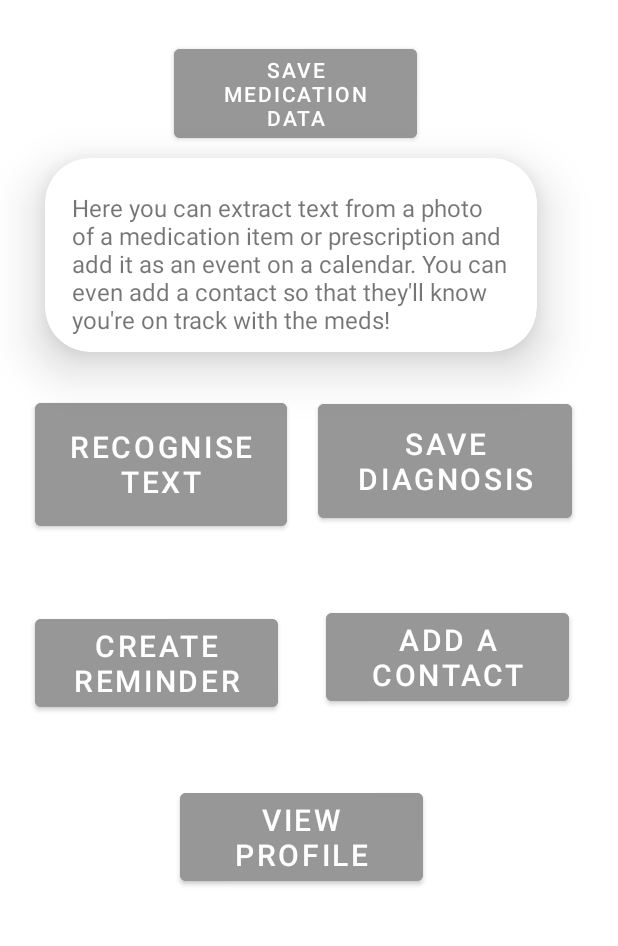
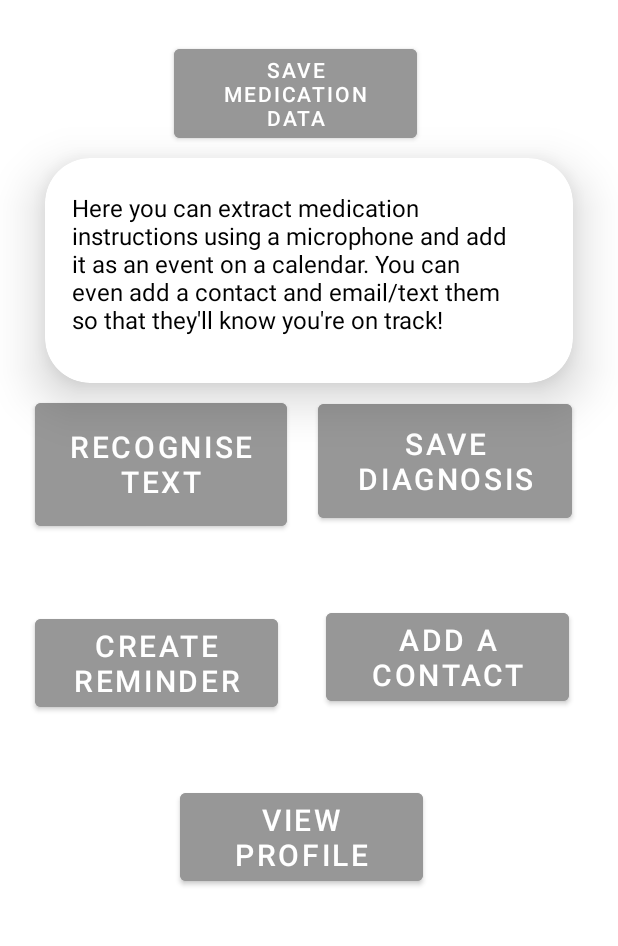
Before and after one commit to Efeighery/MedsUpApp, an Android app: the MainActivity screen opened directly, with no data from a screen before it, on a phone screen of 412 x 824 dp, the part 166-1112 px from its top. Run offline under Robolectric (Android 15) with nearby library versions, the phone set to English and light mode, and no system bars.

Commit message:
Slight change to the home page

```diff
--- a/app/src/main/res/layout/activity_main.xml
+++ b/app/src/main/res/layout/activity_main.xml
@@ -34,12 +34,12 @@
 
 
     <androidx.cardview.widget.CardView
-        android:layout_width="328dp"
-        android:layout_height="wrap_content"
+        android:layout_width="358dp"
+        android:layout_height="150dp"
         android:layout_marginStart="30dp"
         android:layout_marginTop="160dp"
         android:layout_marginEnd="30dp"
-        android:layout_marginBottom="30dp"
+        android:layout_marginBottom="60dp"
         android:padding="5dp"
         app:cardCornerRadius="30dp"
         app:cardElevation="20dp">
@@ -53,7 +53,8 @@
             android:layout_marginStart="10dp"
             android:layout_marginTop="14dp"
             android:padding="8sp"
-            android:text="Here you can extract text from a photo of a medication item or prescription and add it as an event on a calendar. You can even add a contact so that they'll know you're on track with the meds!"
+            android:textColor="@color/black"
+            android:text="Here you can extract medication instructions using a microphone and add it as an event on a calendar. You can even add a contact and email/text them so that they'll know you're on track!"
             android:textSize="16dp" />
 
     </androidx.cardview.widget.CardView>
```
